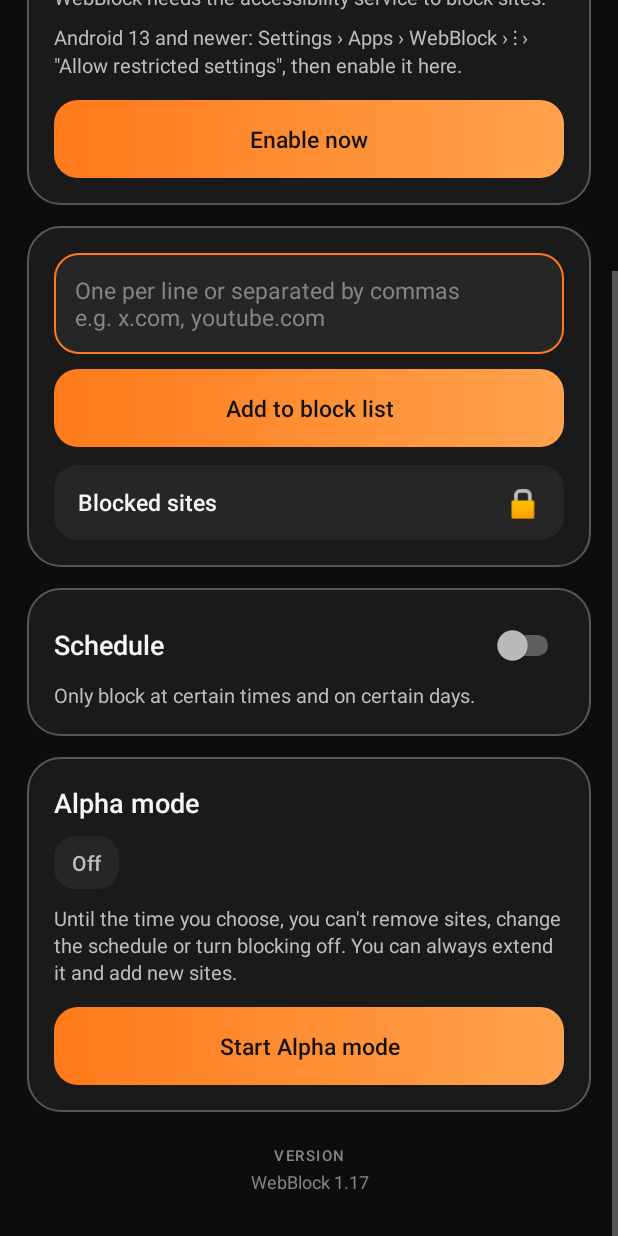
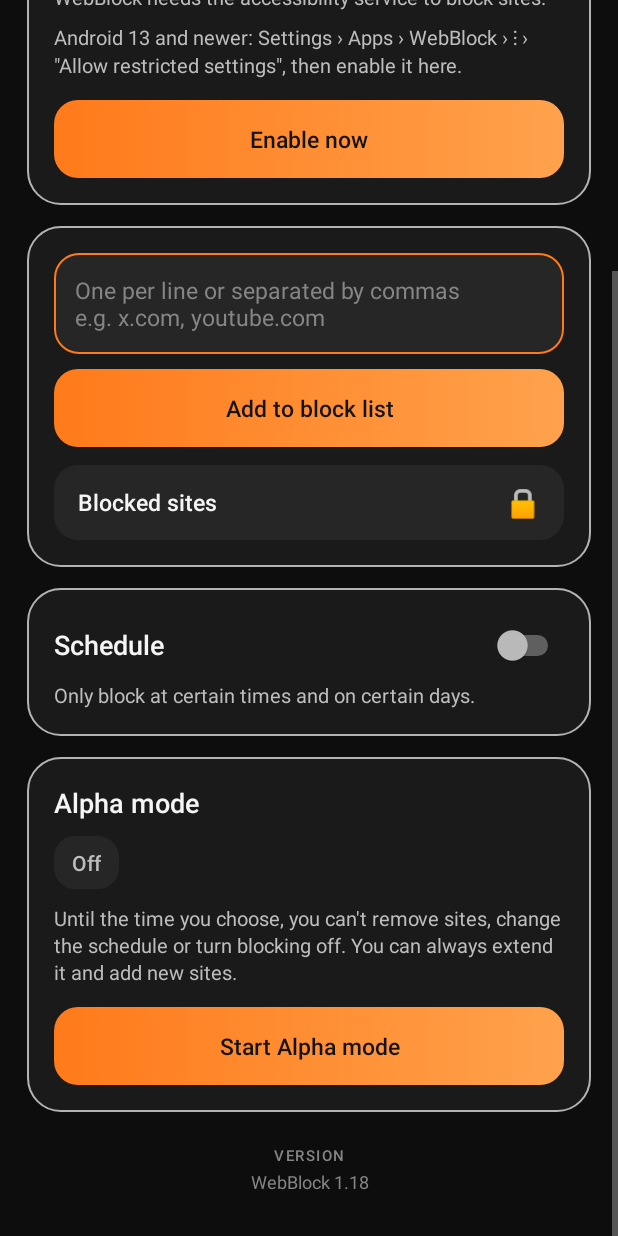
Before and after one commit to MaximusFinch/Website-Blocker, an Android app: the screen it shows after launch (MainActivity), scrolled down 231 dp, on a phone screen of 412 x 824 dp. Run offline under Robolectric (Android 15) with nearby library versions, the phone set to English and light mode, and no system bars.

Commit message:
Remove keywords, whiter box outlines (1.18)
- Keyword entries (no dot) are no longer supported: not blocked, not listed,
  and adding one shows a hint to enter a website
- Card and input outlines light grey (#B3B3B3) and 1.5dp thick

Co-Authored-By: Claude Opus 5.5 <noreply@anthropic.com>

```diff
--- a/app/build.gradle.kts
+++ b/app/build.gradle.kts
@@ -11,8 +11,8 @@ android {
         applicationId = "app.siteblocker"
         minSdk = 24
         targetSdk = 34
-        versionCode = 18
-        versionName = "1.17"
+        versionCode = 19
+        versionName = "1.18"
     }
 
     // The signing key is NOT stored in this repository. The build reads it from
--- a/app/src/main/java/app/siteblocker/BlockConfig.kt
+++ b/app/src/main/java/app/siteblocker/BlockConfig.kt
@@ -14,7 +14,13 @@ object BlockConfig {
     // ---- Block list ----
     fun getSites(ctx: Context): List<String> =
         (prefs(ctx).getString("sites", "") ?: "")
-            .split("\n").map { it.trim() }.filter { it.isNotEmpty() }
+            .split("\n").map { it.trim() }.filter { isWebsite(it) }
+
+    /** Only real websites (with a dot in the domain) can be blocked; keywords are not supported. */
+    fun isWebsite(entry: String): Boolean {
+        val host = entry.substringBefore('/').substringBefore(':')
+        return host.contains('.') && !host.startsWith('.') && !host.endsWith('.')
+    }
 
     fun setSites(ctx: Context, sites: List<String>) =
         prefs(ctx).edit().putString("sites", sites.joinToString("\n")).apply()
@@ -71,13 +77,12 @@ object BlockConfig {
      * Rules:
      *  - "youtube.com"        -> youtube.com and all subdomains (m.youtube.com ...)
      *  - "reddit.com/r/funny" -> only this path (and below)
-     *  - "casino"             -> keyword (no dot): blocks every URL containing it
      */
     fun matchesRule(url: String, rule: String): Boolean {
         val u = normalize(url)
         val r = normalize(rule)
         if (r.isEmpty() || u.isEmpty()) return false
-        if (!r.contains('.') && !r.contains('/')) return u.contains(r)
+        if (!isWebsite(r)) return false
 
         val hostPart = u.substringBefore('/')
         val host = hostPart.substringBefore(':').substringBefore('?')
--- a/app/src/main/java/app/siteblocker/SiteChecker.kt
+++ b/app/src/main/java/app/siteblocker/SiteChecker.kt
@@ -61,10 +61,10 @@ object SiteChecker {
         return Report(results, online == false)
     }
 
-    enum class Exists { YES, NO, KEYWORD, UNKNOWN }
+    enum class Exists { YES, NO, UNKNOWN }
 
     /**
-     * Does each entry on the block list still exist? Keywords (no dot) are not checked.
+     * Does each entry on the block list still exist?
      * NO is only returned when the internet clearly works (well-known sites resolve
      * before and after the lookup), so a bad connection never marks a site as dead.
      */
@@ -74,7 +74,7 @@ object SiteChecker {
         for (entry in entries) {
             val host = hostOf(entry)
             result[entry] = when {
-                host == null -> Exists.KEYWORD
+                host == null -> Exists.NO
                 resolves(host) -> Exists.YES
                 else -> {
                     if (online == null) online = isOnline()
--- a/app/src/main/res/drawable/bg_card.xml
+++ b/app/src/main/res/drawable/bg_card.xml
@@ -1,4 +1,4 @@
 <?xml version="1.0" encoding="utf-8"?>
 <shape xmlns:android="http://schemas.android.com/apk/res/android">
-    <solid android:color="@color/surface" /><corners android:radius="22dp" /><stroke android:width="1dp" android:color="@color/stroke" />
+    <solid android:color="@color/surface" /><corners android:radius="22dp" /><stroke android:width="1.5dp" android:color="@color/card_stroke" />
 </shape>
--- a/app/src/main/res/drawable/bg_input.xml
+++ b/app/src/main/res/drawable/bg_input.xml
@@ -1,5 +1,5 @@
 <?xml version="1.0" encoding="utf-8"?>
 <selector xmlns:android="http://schemas.android.com/apk/res/android">
     <item android:state_focused="true"><shape><solid android:color="@color/surface2" /><corners android:radius="16dp" /><stroke android:width="1.5dp" android:color="@color/accent" /></shape></item>
-    <item><shape><solid android:color="@color/surface2" /><corners android:radius="16dp" /><stroke android:width="1dp" android:color="@color/stroke" /></shape></item>
+    <item><shape><solid android:color="@color/surface2" /><corners android:radius="16dp" /><stroke android:width="1.5dp" android:color="@color/card_stroke" /></shape></item>
 </selector>
--- a/app/src/main/res/values/colors.xml
+++ b/app/src/main/res/values/colors.xml
@@ -4,6 +4,8 @@
     <color name="surface">#1A1A1A</color>
     <color name="surface2">#262626</color>
     <color name="stroke">#575757</color>
+    <!-- Outline of the boxes (cards and input): light so they stand out on dim screens -->
+    <color name="card_stroke">#B3B3B3</color>
     <color name="accent">#FF7A1A</color>
     <color name="accent2">#FFA24D</color>
     <color name="accent_dark">#B84A00</color>
--- a/app/src/main/res/values/strings.xml
+++ b/app/src/main/res/values/strings.xml
@@ -42,5 +42,5 @@
     <string name="locked_hint">Alpha mode is activated – changes are possible once it ends.</string>
     <string name="help">Android 13 and newer: Settings › Apps › WebBlock › ⋮ › \"Allow restricted settings\", then enable it here.</string>
     <string name="version_label">Version</string>
-    <string name="version">WebBlock 1.17</string>
+    <string name="version">WebBlock 1.18</string>
 </resources>
```
Also changed, not shown: app/src/main/java/app/siteblocker/MainActivity.kt (+7 -2 lines), 2 other files.
